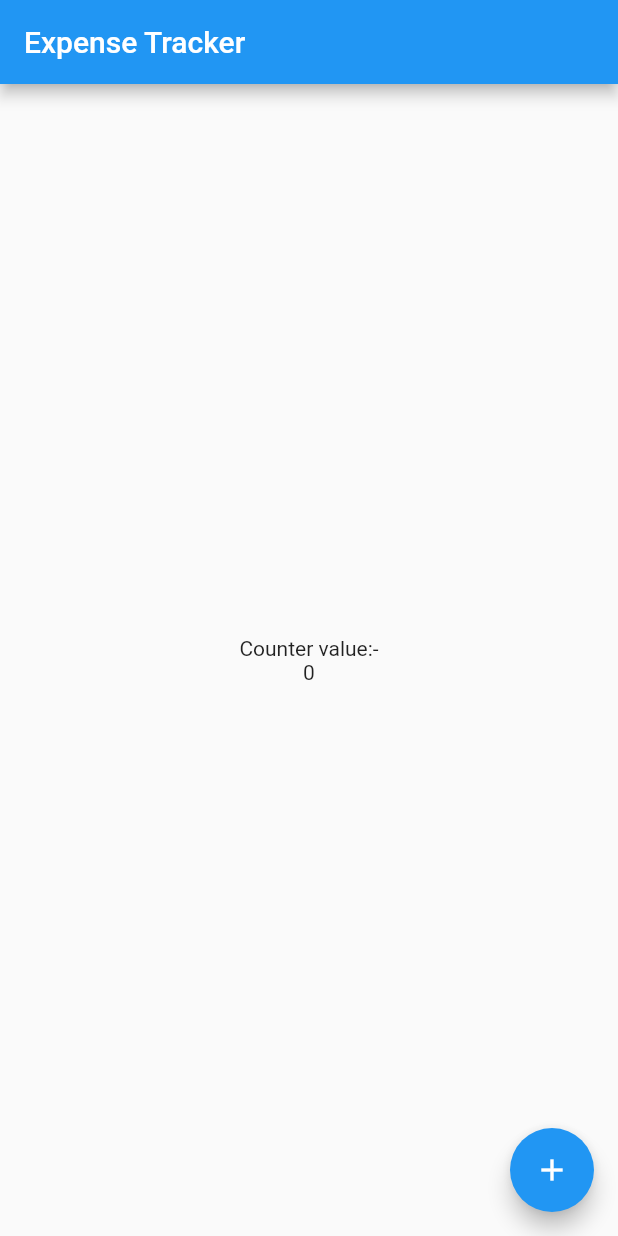
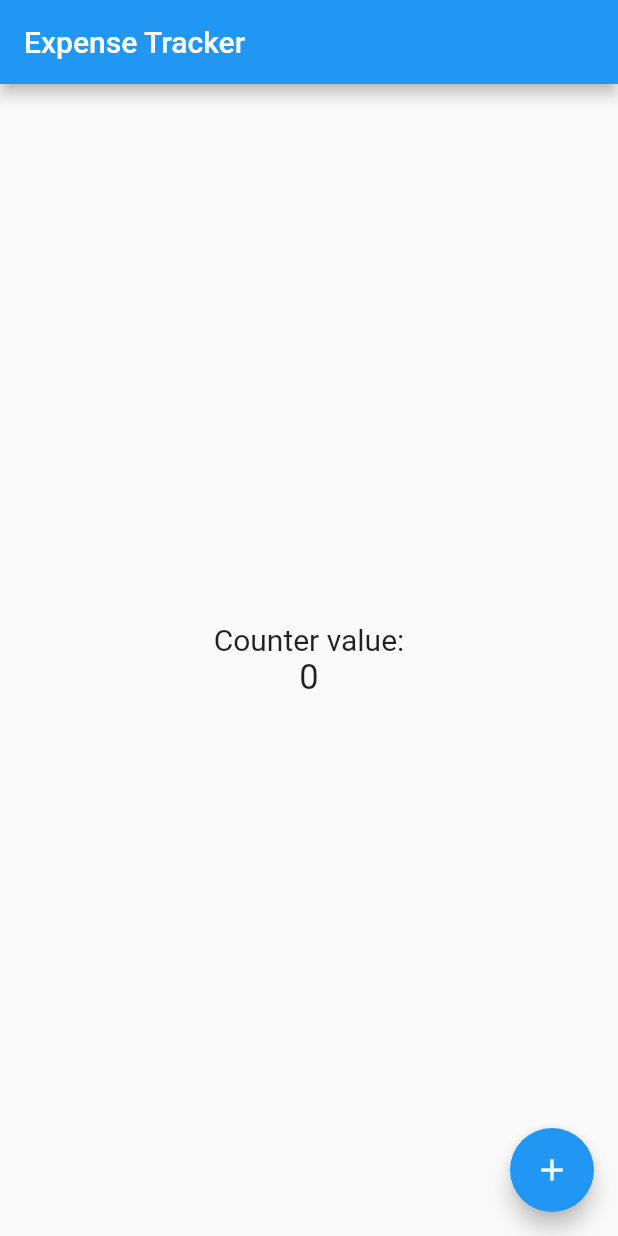
Before and after one commit to evansmwenda/ExpenseTracker, a Flutter app: the screen it shows after launch, on a phone screen of 412 x 824 dp. Run offline on Flutter 3.47's test engine with Material 2 defaults, Android fonts, the phone set to English and light mode, and no system bars; our stand-ins replace get.

Commit message:
counter working with getx

```diff
--- a/lib/ui/counter/counter_view.dart
+++ b/lib/ui/counter/counter_view.dart
@@ -16,8 +16,8 @@ class CounterPage extends StatelessWidget {
         child: Column(
           mainAxisAlignment: MainAxisAlignment.center,
           children: [
-            const Text("Counter value:-"),
-            Obx(() => Text(c.count.toString())),
+            const Text("Counter value:",style: TextStyle(fontSize: 20),),
+            Obx(() => Text(c.count.toString(),style: TextStyle(fontSize: 23),)),
           ],
         ),
       ),
```
